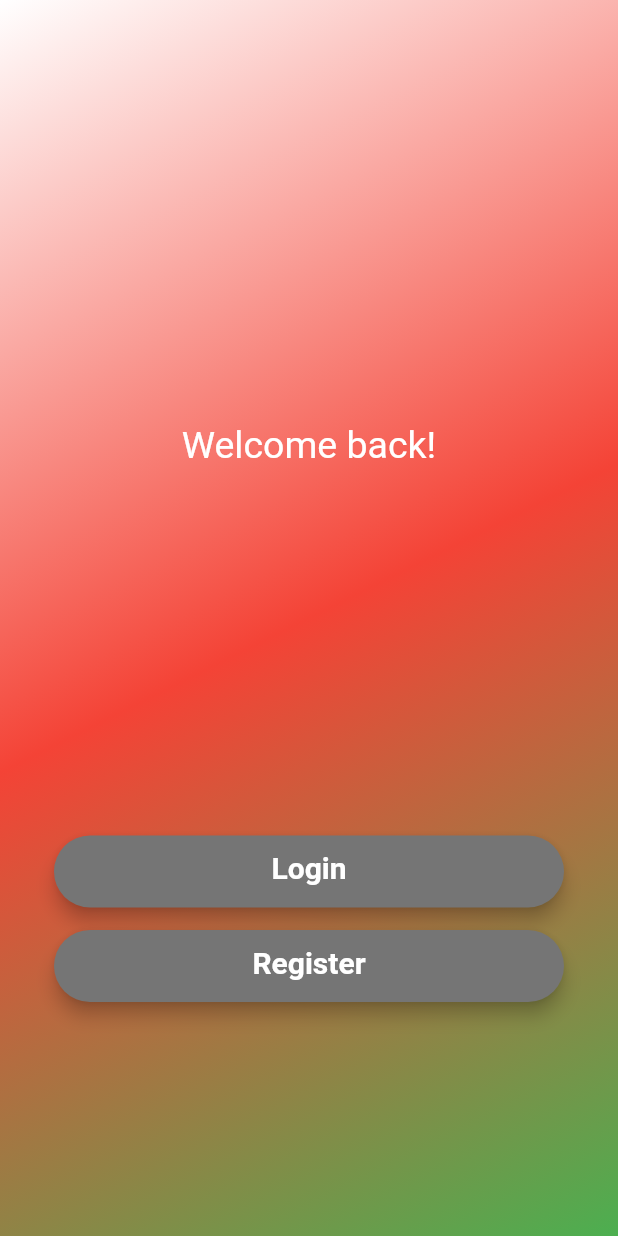
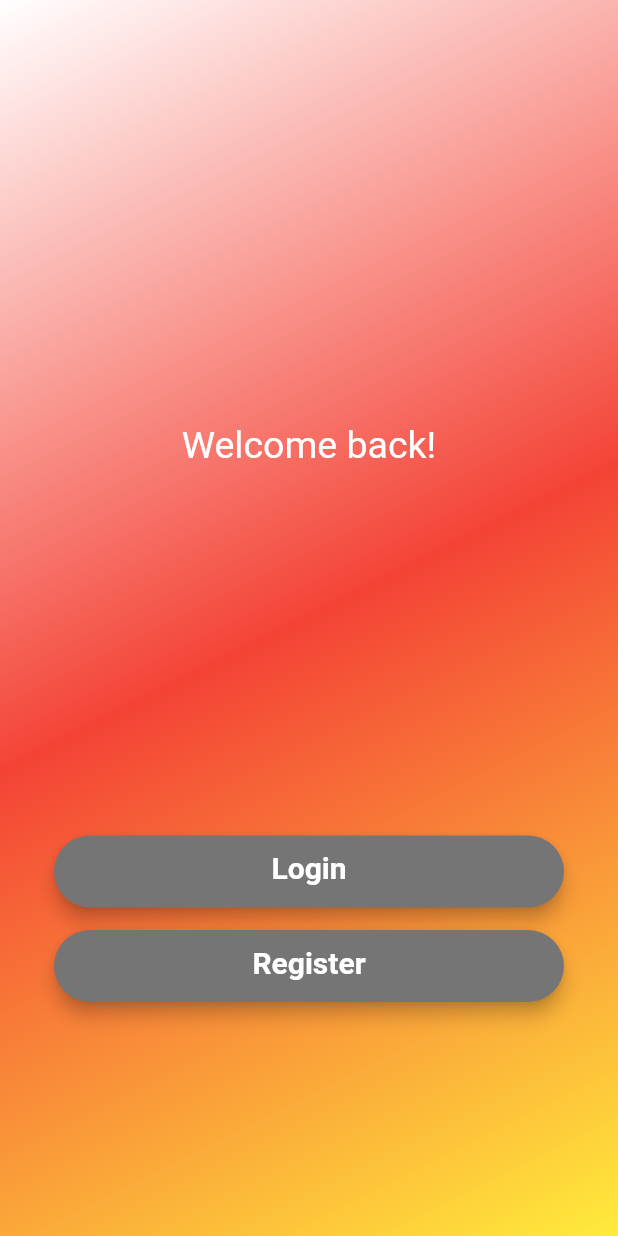
Before and after one commit to Afram94/HiLoGame_Flutter, a Flutter app: the screen it shows after launch, on a phone screen of 412 x 824 dp. Run offline on Flutter 3.47's test engine with Material 2 defaults, Android fonts, the phone set to English and light mode, and no system bars; our stand-ins replace cloud_firestore, firebase_auth, firebase_core, flutter_spinkit, shared_preferences; accounts and stored records are empty.

Commit message:
new color

```diff
--- a/lib/views/opening_screen.dart
+++ b/lib/views/opening_screen.dart
@@ -107,7 +107,7 @@ class _OpeningViewState extends State<OpeningView> {
           gradient: LinearGradient(
               begin: Alignment.topLeft,
               end: Alignment.bottomRight,
-              colors: [Colors.white,Colors.red, Colors.green])),
+              colors: [Colors.white,Colors.red, Colors.yellow])),
       //_________________________________________
       padding: EdgeInsets.all(36),
       child: Column(
```
